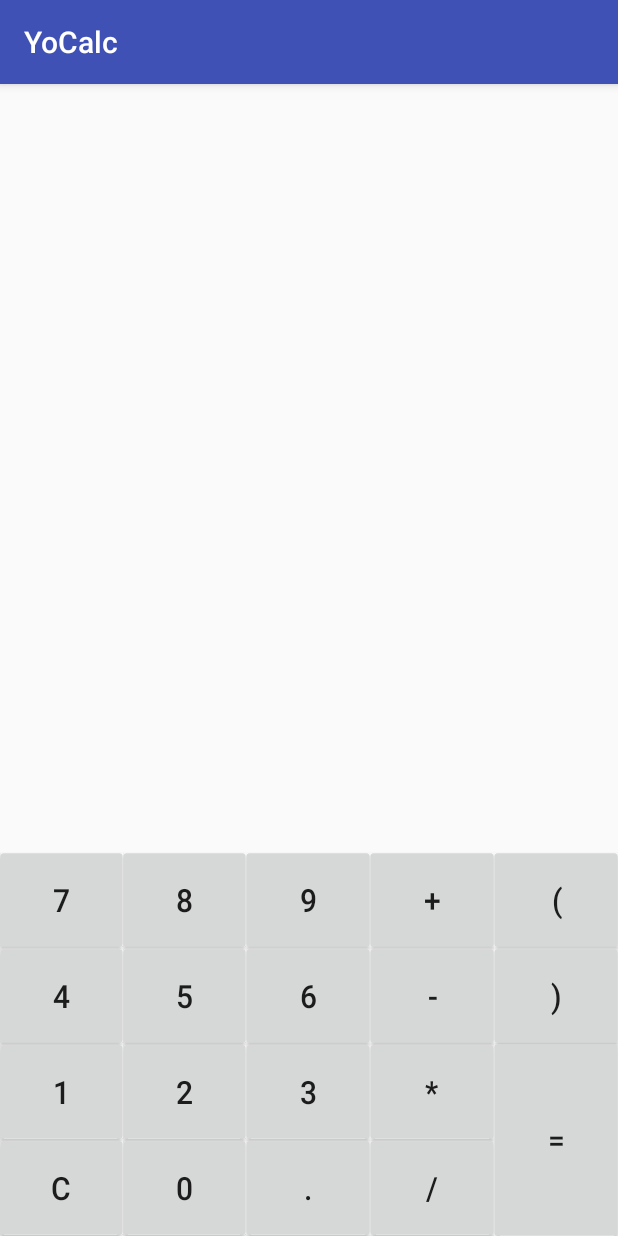
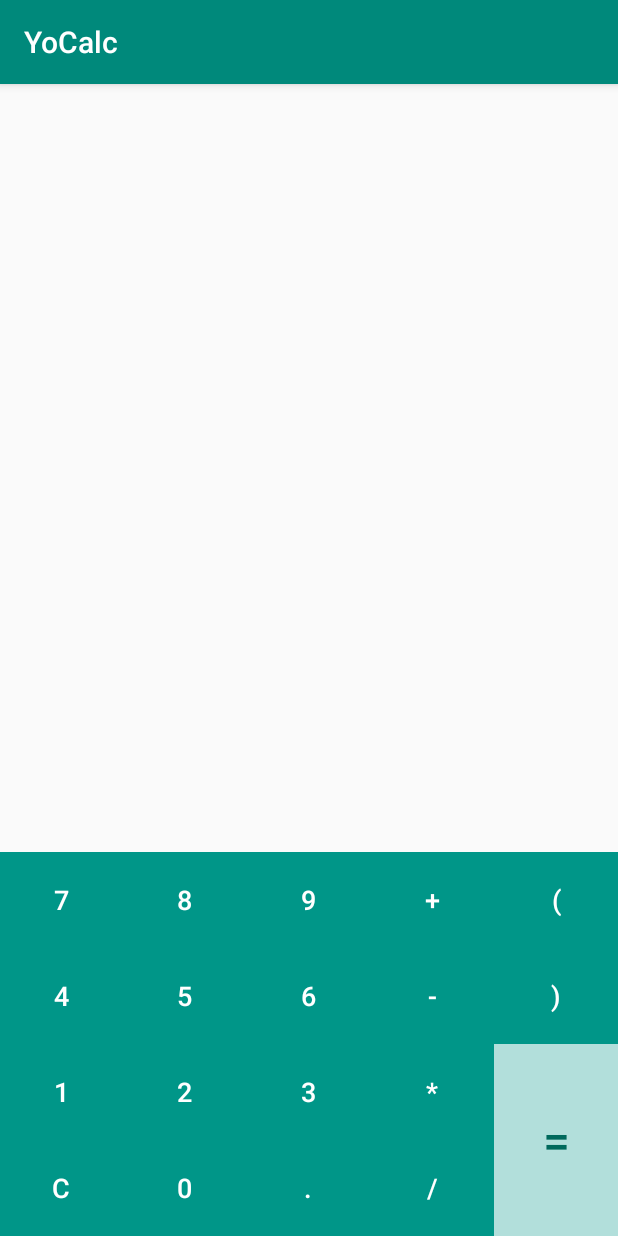
Before and after one commit to k-slugger/Android-Calculator, an Android app: the screen it shows after launch (MainActivity), on a phone screen of 412 x 824 dp. Run offline under Robolectric (Android 15) with nearby library versions, the phone set to English and light mode, and no system bars.

Commit message:
Add new colors

```diff
--- a/app/src/main/res/layout/activity_main.xml
+++ b/app/src/main/res/layout/activity_main.xml
@@ -161,7 +161,9 @@
                     android:text="="
                     style="@style/CalcButtons"
                     android:layout_weight="2"
-                    android:scaleY="1.1" />
+                    android:textSize="32sp"
+                    android:background="@color/colorPrimaryLight"
+                    android:textColor="@color/colorPrimaryDark"/>
 
             </LinearLayout>
 
--- a/app/src/main/res/values/colors.xml
+++ b/app/src/main/res/values/colors.xml
@@ -1,6 +1,8 @@
 <?xml version="1.0" encoding="utf-8"?>
 <resources>
-    <color name="colorPrimary">#3F51B5</color>
-    <color name="colorPrimaryDark">#303F9F</color>
-    <color name="colorAccent">#FF4081</color>
+    <color name="colorPrimary">#00897b</color>
+    <color name="colorPrimaryDark">#00695c</color>
+    <color name="colorPrimaryLight">#b2dfdb</color>
+    <color name="colorAccent">#009688</color>
+    <color name="white">#ffffff</color>
 </resources>
--- a/app/src/main/res/values/styles.xml
+++ b/app/src/main/res/values/styles.xml
@@ -13,9 +13,11 @@
         <item name="android:layout_weight">1</item>
         <item name="android:layout_width">match_parent</item>
         <item name="android:textSize">18sp</item>
-        <item name="android:scaleX">1.1</item>
-        <item name="android:scaleY">1.2</item>
+        <item name="android:scaleX">1</item>
+        <item name="android:scaleY">1</item>
         <item name="android:minHeight">64dp</item>
+        <item name="android:background">@color/colorAccent</item>
+        <item name="android:textColor">@color/white</item>
     </style>
 
 </resources>
```
